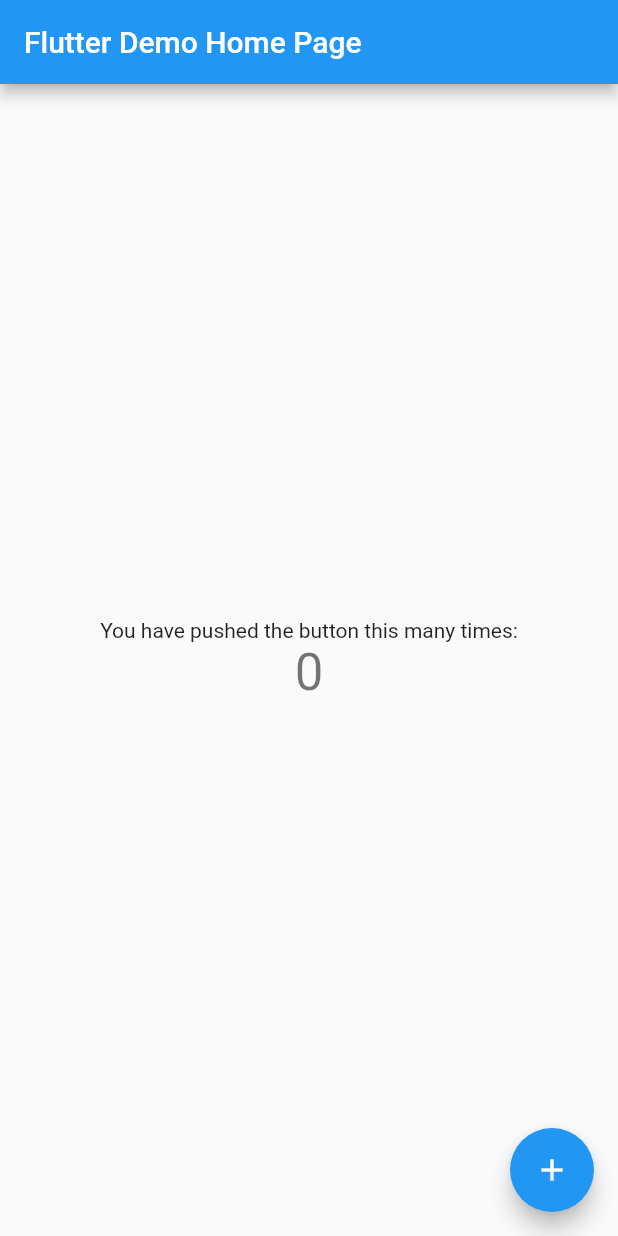
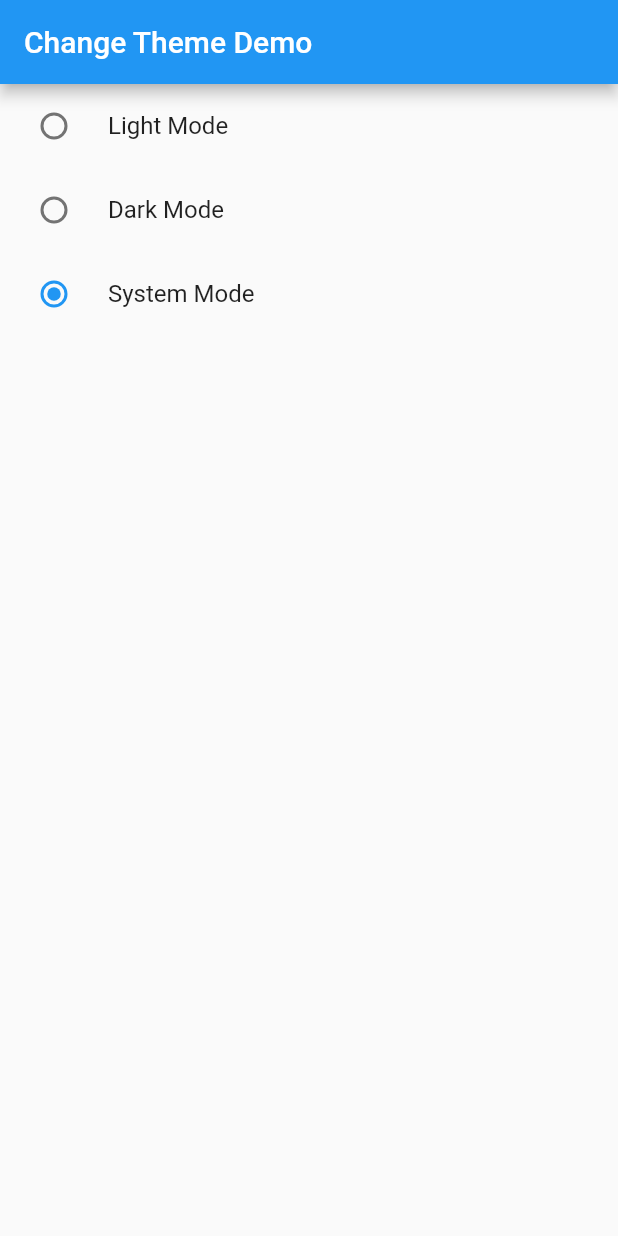
Before and after one commit to ravipatel0508/source-code, a Flutter app: the screen it shows after launch, on a phone screen of 412 x 824 dp. Run offline on Flutter 3.47's test engine with Material 2 defaults, Android fonts, the light colour scheme and no system bars; our stand-ins replace connectivity_plus, flutter_bloc.

Commit message:
Added ThemeChanger

```diff
--- a/theme_change/lib/main.dart
+++ b/theme_change/lib/main.dart
@@ -1,115 +1,63 @@
+///
+/// This is Theme Change App Using State Management
+///
 import 'package:flutter/material.dart';
+import 'package:provider/provider.dart';
+import 'package:theme_change/theme_changer.dart';
 
-void main() {
-  runApp(const MyApp());
-}
+void main() => runApp(const MyApp());
 
 class MyApp extends StatelessWidget {
   const MyApp({Key? key}) : super(key: key);
 
-  // This widget is the root of your application.
   @override
   Widget build(BuildContext context) {
-    return MaterialApp(
-      title: 'Flutter Demo',
-      theme: ThemeData(
-        // This is the theme of your application.
-        //
-        // Try running your application with "flutter run". You'll see the
-        // application has a blue toolbar. Then, without quitting the app, try
-        // changing the primarySwatch below to Colors.green and then invoke
-        // "hot reload" (press "r" in the console where you ran "flutter run",
-        // or simply save your changes to "hot reload" in a Flutter IDE).
-        // Notice that the counter didn't reset back to zero; the application
-        // is not restarted.
-        primarySwatch: Colors.blue,
+    return ChangeNotifierProvider<ThemeChanger>(
+      create: (_) => ThemeChanger(),
+      child: Builder(
+        builder: (BuildContext context) {
+          final themeChanger = Provider.of<ThemeChanger>(context);
+          return MaterialApp(
+            themeMode: themeChanger.themeMode,
+            theme: ThemeData(brightness: Brightness.light),
+            darkTheme: ThemeData(brightness: Brightness.dark),
+            home: const MyHomePage(),
+          );
+        },
       ),
-      home: const MyHomePage(title: 'Flutter Demo Home Page'),
     );
   }
 }
 
-class MyHomePage extends StatefulWidget {
-  const MyHomePage({Key? key, required this.title}) : super(key: key);
-
-  // This widget is the home page of your application. It is stateful, meaning
-  // that it has a State object (defined below) that contains fields that affect
-  // how it looks.
-
-  // This class is the configuration for the state. It holds the values (in this
-  // case the title) provided by the parent (in this case the App widget) and
-  // used by the build method of the State. Fields in a Widget subclass are
-  // always marked "final".
-
-  final String title;
-
-  @override
-  State<MyHomePage> createState() => _MyHomePageState();
-}
-
-class _MyHomePageState extends State<MyHomePage> {
-  int _counter = 0;
-
-  void _incrementCounter() {
-    setState(() {
-      // This call to setState tells the Flutter framework that something has
-      // changed in this State, which causes it to rerun the build method below
-      // so that the display can reflect the updated values. If we changed
-      // _counter without calling setState(), then the build method would not be
-      // called again, and so nothing would appear to happen.
-      _counter++;
-    });
-  }
-
+class MyHomePage extends StatelessWidget {
+  const MyHomePage({Key? key}) : super(key: key);
   @override
   Widget build(BuildContext context) {
-    // This method is rerun every time setState is called, for instance as done
-    // by the _incrementCounter method above.
-    //
-    // The Flutter framework has been optimized to make rerunning build methods
-    // fast, so that you can just rebuild anything that needs updating rather
-    // than having to individually change instances of widgets.
+    final themeChanger = Provider.of<ThemeChanger>(context);
     return Scaffold(
-      appBar: AppBar(
-        // Here we take the value from the MyHomePage object that was created by
-        // the App.build method, and use it to set our appbar title.
-        title: Text(widget.title),
+      appBar: AppBar(title: const Text('Change Theme Demo')),
+      body: Column(
+        children: <Widget>[
+          RadioListTile<ThemeMode>(
+            title: const Text('Light Mode'),
+            groupValue: themeChanger.themeMode,
+            value: ThemeMode.light,
+            onChanged: themeChanger.setTheme,
+          ),
+          RadioListTile<ThemeMode>(
+            title: const Text('Dark Mode'),
+            groupValue: themeChanger.themeMode,
+            value: ThemeMode.dark,
+            onChanged: themeChanger.setTheme,
+          ),
+          RadioListTile<ThemeMode>(
+            title: const Text('System Mode'),
+            groupValue: themeChanger.themeMode,
+            value: ThemeMode.system,
+            onChanged: themeChanger.setTheme,
+          ),
+        ],
       ),
-      body: Center(
-        // Center is a layout widget. It takes a single child and positions it
-        // in the middle of the parent.
-        child: Column(
-          // Column is also a layout widget. It takes a list of children and
-          // arranges them vertically. By default, it sizes itself to fit its
-          // children horizontally, and tries to be as tall as its parent.
-          //
-          // Invoke "debug painting" (press "p" in the console, choose the
-          // "Toggle Debug Paint" action from the Flutter Inspector in Android
-          // Studio, or the "Toggle Debug Paint" command in Visual Studio Code)
-          // to see the wireframe for each widget.
-          //
-          // Column has various properties to control how it sizes itself and
-          // how it positions its children. Here we use mainAxisAlignment to
-          // center the children vertically; the main axis here is the vertical
-          // axis because Columns are vertical (the cross axis would be
-          // horizontal).
-          mainAxisAlignment: MainAxisAlignment.center,
-          children: <Widget>[
-            const Text(
-              'You have pushed the button this many times:',
-            ),
-            Text(
-              '$_counter',
-              style: Theme.of(context).textTheme.headline4,
-            ),
-          ],
-        ),
-      ),
-      floatingActionButton: FloatingActionButton(
-        onPressed: _incrementCounter,
-        tooltip: 'Increment',
-        child: const Icon(Icons.add),
-      ), // This trailing comma makes auto-formatting nicer for build methods.
     );
   }
 }
--- /dev/null
+++ b/theme_change/lib/theme_changer.dart
@@ -0,0 +1,10 @@
+import 'package:flutter/material.dart';
+
+class ThemeChanger with ChangeNotifier {
+  var _themeMode = ThemeMode.system;
+  ThemeMode get themeMode => _themeMode;
+  void setTheme(themeMode) {
+    _themeMode = themeMode;
+    notifyListeners();
+  }
+}
--- /dev/null
+++ b/theme_change/lib/theme_changer_without_statemanagement/main.dart
@@ -0,0 +1,63 @@
+///
+/// This is Theme Change App without State Management
+///
+import 'package:flutter/material.dart';
+
+void main() => runApp(const MyApp());
+
+class MyApp extends StatefulWidget {
+  const MyApp({Key? key}) : super(key: key);
+
+  @override
+  State<MyApp> createState() => _MyAppState();
+}
+
+class _MyAppState extends State<MyApp> {
+  ThemeMode? _themeMode = ThemeMode.light;
+
+  @override
+  Widget build(BuildContext context) {
+    return MaterialApp(
+      themeMode: _themeMode,
+      theme: ThemeData(brightness: Brightness.light),
+      darkTheme: ThemeData(brightness: Brightness.dark),
+      home: Scaffold(
+        appBar: AppBar(title: const Text('Change Theme Demo')),
+        body: Column(
+          children: <Widget>[
+            RadioListTile<ThemeMode>(
+              title: const Text('Light'),
+              groupValue: _themeMode,
+              value: ThemeMode.light,
+              onChanged: (ThemeMode? value) {
+                setState(() {
+                  _themeMode = value;
+                });
+              },
+            ),
+            RadioListTile<ThemeMode>(
+              title: const Text('Dark '),
+              groupValue: _themeMode,
+              value: ThemeMode.dark,
+              onChanged: (ThemeMode? value) {
+                setState(() {
+                  _themeMode = value;
+                });
+              },
+            ),
+            RadioListTile<ThemeMode>(
+              title: const Text('System Mode'),
+              groupValue: _themeMode,
+              value: ThemeMode.system,
+              onChanged: (ThemeMode? value) {
+                setState(() {
+                  _themeMode = value;
+                });
+              },
+            ),
+          ],
+        ),
+      ),
+    );
+  }
+}
```
Also changed, not shown: theme_change/pubspec.yaml (+2 -6 lines), theme_change/pubspec.lock, 62 other files.
